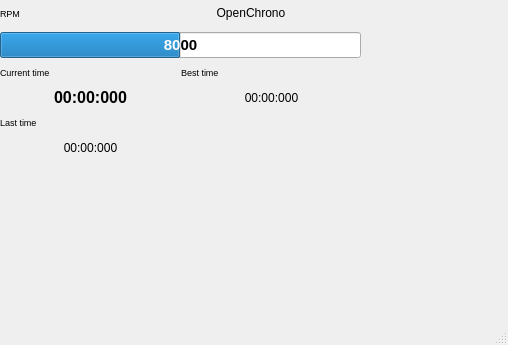
Before: the Qt Designer form uc_projets/openchrono/gui_qtopia/mainwin.ui in BackupTheBerlios/openphysic-svn, drawn with Qt 5.
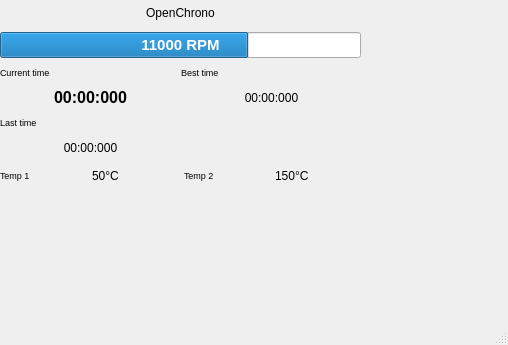
After: the same form once the commit is applied.

Diff of the .ui file:
```diff
--- a/uc_projets/openchrono/gui_qtopia/mainwin.ui
+++ b/uc_projets/openchrono/gui_qtopia/mainwin.ui
@@ -29,70 +29,6 @@
      <property name="spacing" >
       <number>6</number>
      </property>
-     <item row="0" column="0" >
-      <layout class="QHBoxLayout" >
-       <property name="margin" >
-        <number>0</number>
-       </property>
-       <property name="spacing" >
-        <number>6</number>
-       </property>
-       <item>
-        <layout class="QHBoxLayout" >
-         <property name="margin" >
-          <number>0</number>
-         </property>
-         <property name="spacing" >
-          <number>6</number>
-         </property>
-         <item>
-          <widget class="QLabel" name="lbl2RPM" >
-           <property name="sizePolicy" >
-            <sizepolicy>
-             <hsizetype>1</hsizetype>
-             <vsizetype>5</vsizetype>
-             <horstretch>0</horstretch>
-             <verstretch>0</verstretch>
-            </sizepolicy>
-           </property>
-           <property name="font" >
-            <font>
-             <pointsize>7</pointsize>
-            </font>
-           </property>
-           <property name="text" >
-            <string>RPM</string>
-           </property>
-          </widget>
-         </item>
-         <item>
-          <widget class="QLabel" name="lblMessage" >
-           <property name="sizePolicy" >
-            <sizepolicy>
-             <hsizetype>0</hsizetype>
-             <vsizetype>5</vsizetype>
-             <horstretch>0</horstretch>
-             <verstretch>0</verstretch>
-            </sizepolicy>
-           </property>
-           <property name="minimumSize" >
-            <size>
-             <width>220</width>
-             <height>0</height>
-            </size>
-           </property>
-           <property name="text" >
-            <string>OpenChrono</string>
-           </property>
-           <property name="alignment" >
-            <set>Qt::AlignCenter</set>
-           </property>
-          </widget>
-         </item>
-        </layout>
-       </item>
-      </layout>
-     </item>
      <item row="1" column="0" >
       <widget class="QProgressBar" name="GraphicRPM" >
        <property name="font" >
@@ -106,7 +42,7 @@
         <number>16000</number>
        </property>
        <property name="value" >
-        <number>8000</number>
+        <number>11000</number>
        </property>
        <property name="alignment" >
         <set>Qt::AlignHCenter</set>
@@ -121,7 +57,17 @@
         <bool>false</bool>
        </property>
        <property name="format" >
-        <string>%v</string>
+        <string>%v RPM</string>
+       </property>
+      </widget>
+     </item>
+     <item row="0" column="0" >
+      <widget class="QLabel" name="lblMessage" >
+       <property name="text" >
+        <string>OpenChrono</string>
+       </property>
+       <property name="alignment" >
+        <set>Qt::AlignCenter</set>
        </property>
       </widget>
      </item>
@@ -218,6 +164,78 @@
      </item>
     </layout>
    </widget>
+   <widget class="QWidget" name="horizontalLayout" >
+    <property name="geometry" >
+     <rect>
+      <x>0</x>
+      <y>160</y>
+      <width>361</width>
+      <height>31</height>
+     </rect>
+    </property>
+    <layout class="QHBoxLayout" >
+     <property name="margin" >
+      <number>0</number>
+     </property>
+     <property name="spacing" >
+      <number>6</number>
+     </property>
+     <item>
+      <widget class="QLabel" name="lbl2Tmp1" >
+       <property name="sizePolicy" >
+        <sizepolicy>
+         <hsizetype>1</hsizetype>
+         <vsizetype>5</vsizetype>
+         <horstretch>0</horstretch>
+         <verstretch>0</verstretch>
+        </sizepolicy>
+       </property>
+       <property name="font" >
+        <font>
+         <pointsize>7</pointsize>
+        </font>
+       </property>
+       <property name="text" >
+        <string>Temp 1</string>
+       </property>
+      </widget>
+     </item>
+     <item>
+      <widget class="QLabel" name="lblTemp1" >
+       <property name="text" >
+        <string>50°C</string>
+       </property>
+      </widget>
+     </item>
+     <item>
+      <widget class="QLabel" name="lbl2Temp2" >
+       <property name="sizePolicy" >
+        <sizepolicy>
+         <hsizetype>1</hsizetype>
+         <vsizetype>5</vsizetype>
+         <horstretch>0</horstretch>
+         <verstretch>0</verstretch>
+        </sizepolicy>
+       </property>
+       <property name="font" >
+        <font>
+         <pointsize>7</pointsize>
+        </font>
+       </property>
+       <property name="text" >
+        <string>Temp 2</string>
+       </property>
+      </widget>
+     </item>
+     <item>
+      <widget class="QLabel" name="lblTemp2" >
+       <property name="text" >
+        <string>150°C</string>
+       </property>
+      </widget>
+     </item>
+    </layout>
+   </widget>
   </widget>
   <widget class="QMenuBar" name="menubar" >
    <property name="geometry" >
```
